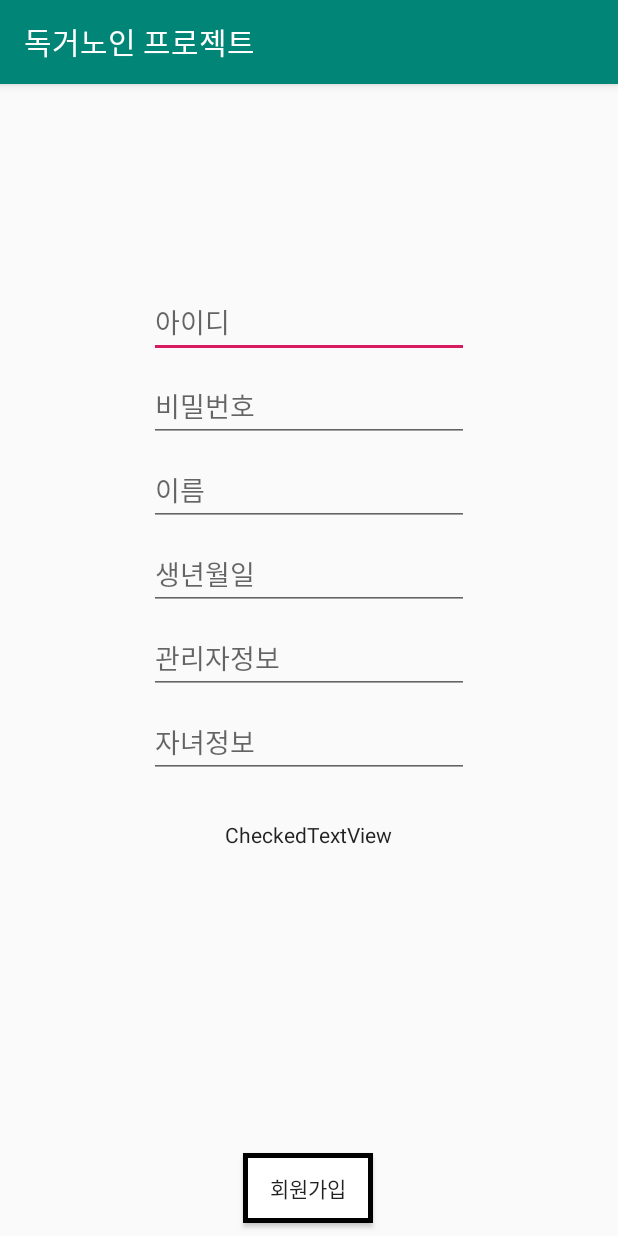
After one commit to kosae08/Hanieum3, an Android app: the User_Create screen opened directly, with no data from a screen before it, on a phone screen of 412 x 824 dp. The commit adds this screen. Run offline under Robolectric (Android 15) with nearby library versions, the phone set to English and light mode, and no system bars.

Commit message:
회원가입 생성중

```diff
--- a/app/build.gradle
+++ b/app/build.gradle
@@ -25,4 +25,5 @@ dependencies {
     testImplementation 'junit:junit:4.12'
     androidTestImplementation 'com.android.support.test:runner:1.0.2'
     androidTestImplementation 'com.android.support.test.espresso:espresso-core:3.0.2'
+    implementation 'com.android.support:design:28.0.0'
 }
--- a/app/src/main/AndroidManifest.xml
+++ b/app/src/main/AndroidManifest.xml
@@ -9,7 +9,10 @@
         android:roundIcon="@mipmap/ic_launcher_round"
         android:supportsRtl="true"
         android:theme="@style/AppTheme">
-        <activity android:name=".HospitalLocation"></activity>
+        <activity android:name=".User_Create"></activity>
+        <activity android:name=".Cloud" />
+        <activity android:name=".Message" />
+        <activity android:name=".HospitalLocation" />
         <activity android:name=".PsychoTherapy" />
         <activity android:name=".ReservationCheck" />
         <activity android:name=".HospitalReservation" />
--- /dev/null
+++ b/app/src/main/java/com/example/hanieum/User_Create.java
@@ -0,0 +1,13 @@
+package com.example.hanieum;
+
+import android.support.v7.app.AppCompatActivity;
+import android.os.Bundle;
+
+public class User_Create extends AppCompatActivity {
+
+    @Override
+    protected void onCreate(Bundle savedInstanceState) {
+        super.onCreate(savedInstanceState);
+        setContentView(R.layout.activity_user_create);
+    }
+}
--- /dev/null
+++ b/app/src/main/res/layout/activity_user_create.xml
@@ -0,0 +1,133 @@
+<?xml version="1.0" encoding="utf-8"?>
+<android.support.constraint.ConstraintLayout xmlns:android="http://schemas.android.com/apk/res/android"
+    xmlns:app="http://schemas.android.com/apk/res-auto"
+    xmlns:tools="http://schemas.android.com/tools"
+    android:layout_width="match_parent"
+    android:layout_height="match_parent"
+    android:orientation="vertical"
+    tools:context=".User_Create" >
+
+    <EditText
+        android:id="@+id/Id"
+        android:layout_width="wrap_content"
+        android:layout_height="wrap_content"
+        android:layout_marginTop="8dp"
+        android:layout_marginBottom="8dp"
+        android:ems="10"
+        android:hint="@string/Id"
+        android:inputType="textPersonName"
+        app:layout_constraintBottom_toBottomOf="parent"
+        app:layout_constraintEnd_toEndOf="parent"
+        app:layout_constraintStart_toStartOf="parent"
+        app:layout_constraintTop_toTopOf="parent"
+        app:layout_constraintVertical_bias="0.18" />
+
+    <EditText
+        android:id="@+id/Password"
+        android:layout_width="wrap_content"
+        android:layout_height="wrap_content"
+        android:layout_marginTop="8dp"
+        android:layout_marginBottom="8dp"
+        android:ems="10"
+        android:hint="@string/Password"
+        android:inputType="textPassword"
+        app:layout_constraintBottom_toBottomOf="parent"
+        app:layout_constraintEnd_toEndOf="parent"
+        app:layout_constraintStart_toStartOf="parent"
+        app:layout_constraintTop_toBottomOf="@+id/Id"
+        app:layout_constraintVertical_bias="0.0" />
+
+    <EditText
+        android:id="@+id/Name"
+        android:layout_width="wrap_content"
+        android:layout_height="wrap_content"
+        android:layout_marginTop="8dp"
+        android:layout_marginBottom="8dp"
+        android:ems="10"
+        android:hint="@string/Name"
+        android:inputType="textPersonName"
+        app:layout_constraintBottom_toBottomOf="parent"
+        app:layout_constraintEnd_toEndOf="parent"
+        app:layout_constraintStart_toStartOf="parent"
+        app:layout_constraintTop_toBottomOf="@+id/Password"
+        app:layout_constraintVertical_bias="0.0" />
+
+    <EditText
+        android:id="@+id/Birthday"
+        android:layout_width="wrap_content"
+        android:layout_height="wrap_content"
+        android:layout_marginStart="8dp"
+        android:layout_marginLeft="8dp"
+        android:layout_marginTop="8dp"
+        android:layout_marginEnd="8dp"
+        android:layout_marginRight="8dp"
+        android:layout_marginBottom="8dp"
+        android:ems="10"
+        android:hint="@string/Birthday"
+        android:inputType="date"
+        app:layout_constraintBottom_toBottomOf="parent"
+        app:layout_constraintEnd_toEndOf="parent"
+        app:layout_constraintStart_toStartOf="parent"
+        app:layout_constraintTop_toBottomOf="@+id/Name"
+        app:layout_constraintVertical_bias="0.0" />
+
+    <EditText
+        android:id="@+id/ChildrenInformation"
+        android:layout_width="wrap_content"
+        android:layout_height="wrap_content"
+        android:layout_marginStart="8dp"
+        android:layout_marginLeft="8dp"
+        android:layout_marginTop="8dp"
+        android:layout_marginEnd="8dp"
+        android:layout_marginRight="8dp"
+        android:layout_marginBottom="8dp"
+        android:ems="10"
+        android:hint="@string/ChildInformation"
+        android:inputType="textPersonName"
+        app:layout_constraintBottom_toBottomOf="parent"
+        app:layout_constraintEnd_toEndOf="parent"
+        app:layout_constraintStart_toStartOf="parent"
+        app:layout_constraintTop_toBottomOf="@+id/ManagerInformation"
+        app:layout_constraintVertical_bias="0.0" />
+
+    <EditText
+        android:id="@+id/ManagerInformation"
+        android:layout_width="wrap_content"
+        android:layout_height="wrap_content"
+        android:layout_marginTop="8dp"
+        android:layout_marginBottom="8dp"
+        android:ems="10"
+        android:hint="@string/ManagerInformation"
+        android:inputType="textPersonName"
+        app:layout_constraintBottom_toBottomOf="parent"
+        app:layout_constraintEnd_toEndOf="parent"
+        app:layout_constraintStart_toStartOf="parent"
+        app:layout_constraintTop_toBottomOf="@+id/Birthday"
+        app:layout_constraintVertical_bias="0.0" />
+
+    <Button
+        android:id="@+id/UserCreateSubmit"
+        android:layout_width="wrap_content"
+        android:layout_height="wrap_content"
+        android:layout_marginBottom="8dp"
+        android:background="@drawable/buttonbackground"
+        android:text="@string/UserCreate"
+        app:layout_constraintBottom_toBottomOf="parent"
+        app:layout_constraintEnd_toEndOf="parent"
+        app:layout_constraintHorizontal_bias="0.498"
+        app:layout_constraintStart_toStartOf="parent" />
+
+    <CheckedTextView
+        android:id="@+id/checkedTextView"
+        android:layout_width="wrap_content"
+        android:layout_height="wrap_content"
+        android:layout_marginTop="8dp"
+        android:text="CheckedTextView"
+        app:layout_constraintBottom_toBottomOf="parent"
+        app:layout_constraintEnd_toEndOf="parent"
+        app:layout_constraintHorizontal_bias="0.498"
+        app:layout_constraintStart_toStartOf="parent"
+        app:layout_constraintTop_toBottomOf="@+id/ChildrenInformation"
+        app:layout_constraintVertical_bias="0.073" />
+
+</android.support.constraint.ConstraintLayout>
--- a/app/src/main/res/values/strings.xml
+++ b/app/src/main/res/values/strings.xml
@@ -18,4 +18,9 @@
     <string name="HospitalCheck">예약확인</string>
     <string name="PsychoTherapy">심리치료</string>
     <string name="HospitalLocation">주변위치</string>
+    <string name="Id">아이디</string>
+    <string name="Name">이름</string>
+    <string name="Birthday">생년월일</string>
+    <string name="ChildInformation">자녀정보</string>
+    <string name="ManagerInformation">관리자정보</string>
 </resources>
```
Also changed, not shown: app/src/main/java/com/example/hanieum/Cloud.java (added, +13 -0 lines), app/src/main/java/com/example/hanieum/Communication.java (+37 -0 lines), app/src/main/java/com/example/hanieum/Message.java (added, +13 -0 lines), app/src/main/res/layout/activity_cloud.xml (added, +9 -0 lines), app/src/main/res/layout/activity_communication.xml (+3 -15 lines), app/src/main/res/layout/activity_message.xml (added, +9 -0 lines).
